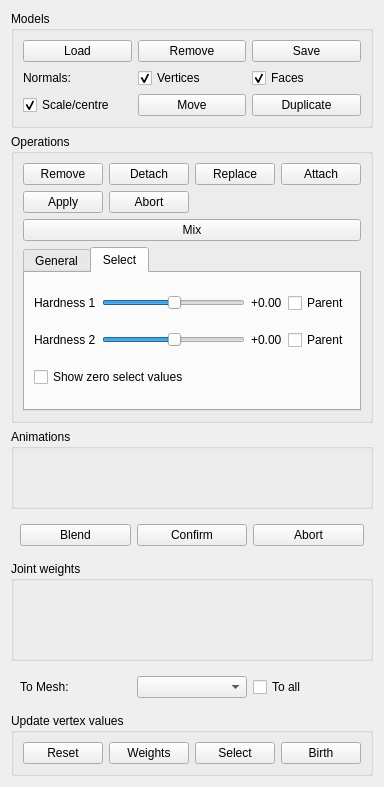
Qt form widgets/skinmixer_manager.ui (stefanonuvoli/skinmixer) before a commit.
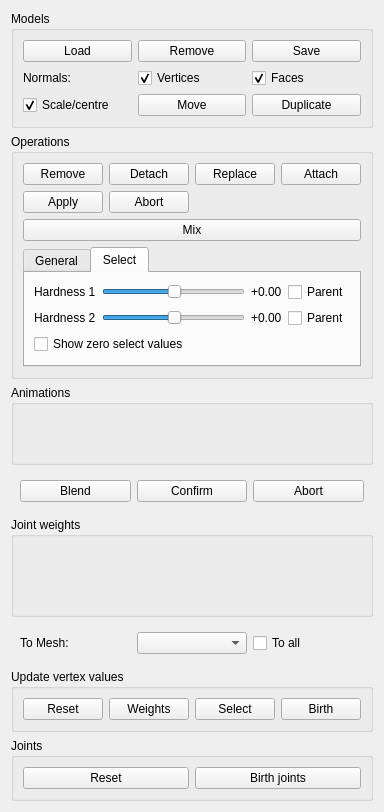
The same form after that commit.

What changed in the file:
```diff
--- a/widgets/skinmixer_manager.ui
+++ b/widgets/skinmixer_manager.ui
@@ -469,6 +469,29 @@
      </layout>
     </widget>
    </item>
+   <item>
+    <widget class="QGroupBox" name="updateJointsGroupBox">
+     <property name="title">
+      <string>Joints</string>
+     </property>
+     <layout class="QHBoxLayout" name="horizontalLayout_4">
+      <item>
+       <widget class="QPushButton" name="updateJointsResetButton">
+        <property name="text">
+         <string>Reset</string>
+        </property>
+       </widget>
+      </item>
+      <item>
+       <widget class="QPushButton" name="updateJointsBirthButton">
+        <property name="text">
+         <string>Birth joints</string>
+        </property>
+       </widget>
+      </item>
+     </layout>
+    </widget>
+   </item>
   </layout>
  </widget>
  <resources/>
```
